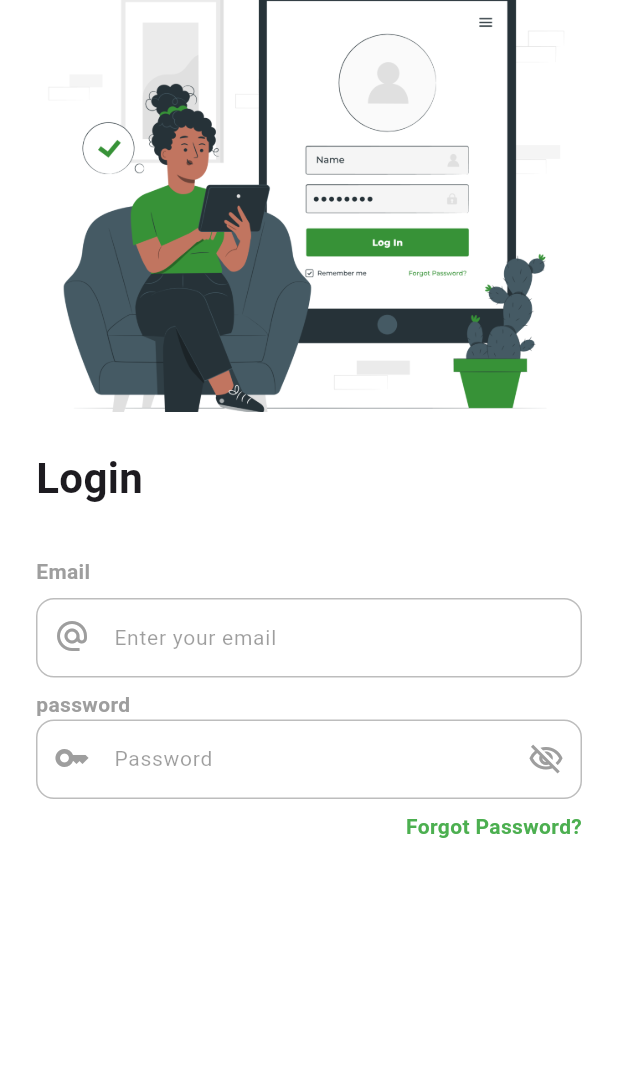
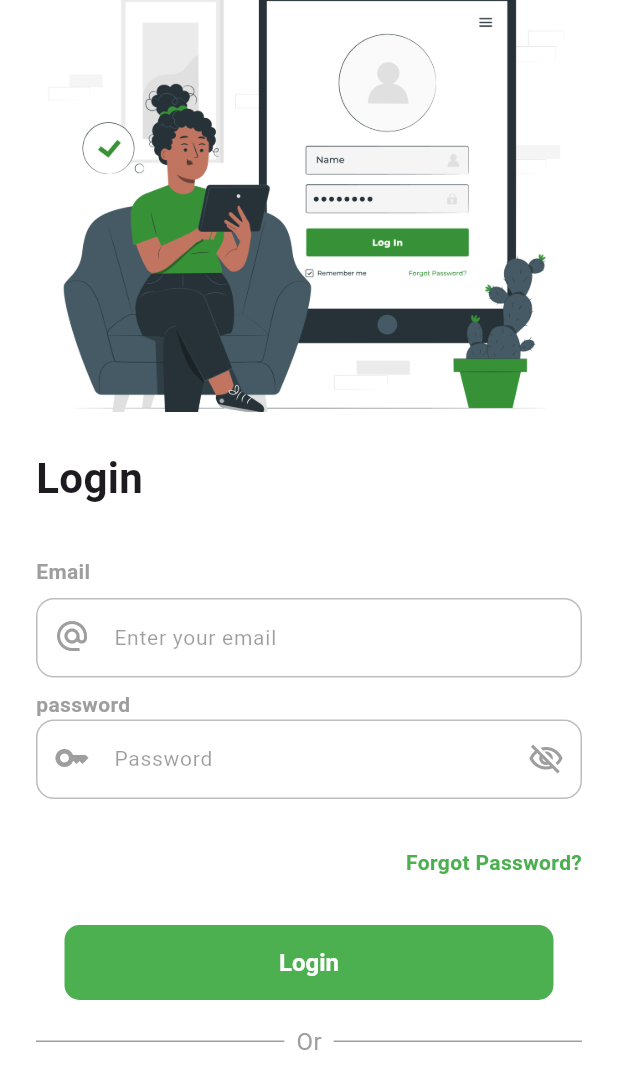
Before and after one commit to jamydevelop/Flutter-Upark-Driver, a Flutter app: the screen it shows after launch, on a phone screen of 412 x 824 dp. Shown: the top 1089 px of the screen. Run offline on Flutter 3.47's test engine with Material 3 defaults, Android fonts, the light colour scheme and no system bars; Roboto replaces fonts that are missing (Poppins).

Commit message:
Misc files

```diff
--- a/upark_driver/lib/features/login/presentation/authentication_page.dart
+++ b/upark_driver/lib/features/login/presentation/authentication_page.dart
@@ -3,7 +3,9 @@ import 'package:upark_driver/core/resources/dimensions.dart';
 import 'package:upark_driver/features/login/widget/email_text_label.widget.dart';
 import 'package:upark_driver/features/login/widget/email_textfield.widget.dart';
 import 'package:upark_driver/features/login/widget/forgot_password_text_label.widget.dart';
+import 'package:upark_driver/features/login/widget/login_button.widget.dart';
 import 'package:upark_driver/features/login/widget/login_text_label.widget.dart';
+import 'package:upark_driver/features/login/widget/or_text_label.widget.dart';
 import 'package:upark_driver/features/login/widget/password_text_label.dart';
 import 'package:upark_driver/features/login/widget/password_textfield.widget.dart';
 
@@ -40,9 +42,13 @@ class _LoginPageState extends State<LoginPage> {
                 SizedBox(height: smallSpacing),
                 PasswordTextLabelWidget(),
                 PasswordTextfieldWidget(),
-                SizedBox(height: smallSpacing),
+                SizedBox(height: extraLargeSpacing),
                 ForgotPasswordTextLabelWidget(),
-                SizedBox(height: smallSpacing),
+                SizedBox(height: extraLargeSpacing),
+                LoginButtonWidget(),
+                SizedBox(height: regularSpacing),
+                OrTextLabelWidget(),
+                SizedBox(height: regularSpacing),
               ],
             ),
           ),
--- /dev/null
+++ b/upark_driver/lib/features/login/widget/login_button.widget.dart
@@ -0,0 +1,30 @@
+import 'package:flutter/material.dart';
+import 'package:upark_driver/core/widget/common_button.dart';
+
+class LoginButtonWidget extends StatelessWidget {
+  const LoginButtonWidget({super.key});
+
+  @override
+  Widget build(BuildContext context) {
+    return Row(
+      mainAxisAlignment: MainAxisAlignment.center,
+      children: [
+        CommonButton(
+          width: 326,
+          foregroundColor: Colors.white,
+          borderColor: Colors.green,
+          backgroundColor: Colors.green,
+          child: Text(
+            "Login",
+            style: TextStyle(
+              fontWeight: FontWeight.bold,
+            ),
+          ),
+          onPressed: () {
+            debugPrint("Login Button Pressed!");
+          },
+        ),
+      ],
+    );
+  }
+}
--- /dev/null
+++ b/upark_driver/lib/features/login/widget/or_text_label.widget.dart
@@ -0,0 +1,39 @@
+import 'package:flutter/material.dart';
+import 'package:upark_driver/core/resources/dimensions.dart';
+import 'package:upark_driver/core/widget/common_text_label.dart';
+
+class OrTextLabelWidget extends StatelessWidget {
+  const OrTextLabelWidget({super.key});
+
+  @override
+  Widget build(BuildContext context) {
+    return Row(
+      mainAxisAlignment: MainAxisAlignment.center, // Center align the children
+      children: [
+        Expanded(
+          child: Divider(
+            color: Colors.grey,
+            height: 1.0,
+            thickness: 1,
+          ),
+        ),
+        Padding(
+          padding: const EdgeInsets.symmetric(horizontal: 8.0),
+          child: CommonTextLabel(
+            text: "Or",
+            fontWeight: FontWeight.normal,
+            color: Colors.grey,
+            fontSize: fontSizeCallout,
+          ),
+        ),
+        Expanded(
+          child: Divider(
+            color: Colors.grey,
+            height: 1.0,
+            thickness: 1,
+          ),
+        ),
+      ],
+    );
+  }
+}
```
